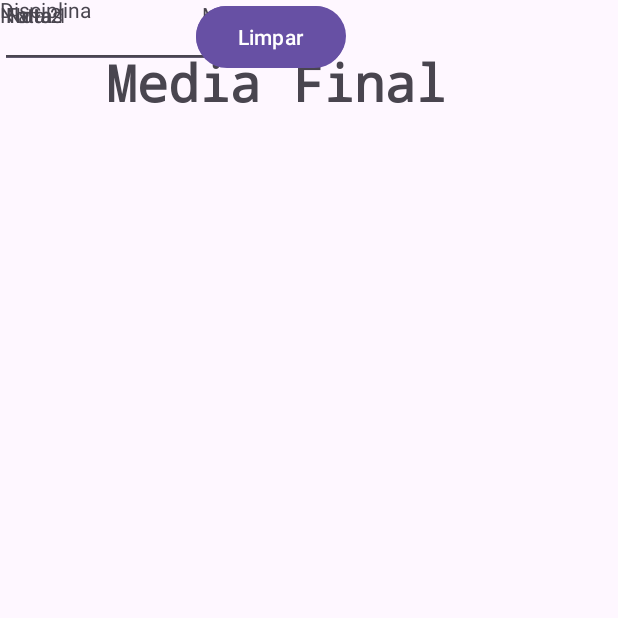
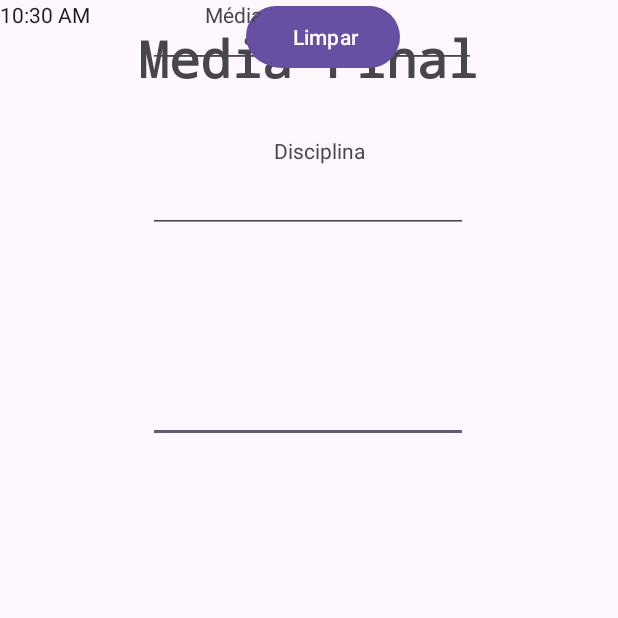
Before and after one commit to gabriellsantos485/Programa-o-Mobile, an Android app: the screen it shows after launch (MainActivity), on a phone screen of 412 x 824 dp, the top half of it. Run offline under Robolectric (Android 15) with nearby library versions, the phone set to English and light mode, and no system bars.

Commit message:
Atualização 13/03/2025

```diff
--- a/Appmediafinal/app/src/main/java/com/example/appmediafinal/MainActivity.java
+++ b/Appmediafinal/app/src/main/java/com/example/appmediafinal/MainActivity.java
@@ -15,6 +15,11 @@ public class MainActivity extends AppCompatActivity {
         super.onCreate(savedInstanceState);
         EdgeToEdge.enable(this);
         setContentView(R.layout.activity_main);
+
+
+
+
+
         ViewCompat.setOnApplyWindowInsetsListener(findViewById(R.id.main), (v, insets) -> {
             Insets systemBars = insets.getInsets(WindowInsetsCompat.Type.systemBars());
             v.setPadding(systemBars.left, systemBars.top, systemBars.right, systemBars.bottom);
--- a/Appmediafinal/app/src/main/res/layout/activity_main.xml
+++ b/Appmediafinal/app/src/main/res/layout/activity_main.xml
@@ -11,12 +11,15 @@
         android:id="@+id/nota1Campo"
         android:layout_width="wrap_content"
         android:layout_height="wrap_content"
+        android:layout_marginTop="140dp"
         android:autoText="true"
         android:contextClickable="false"
         android:ems="10"
         android:inputType="text"
-        tools:layout_editor_absoluteX="16dp"
-        tools:layout_editor_absoluteY="246dp" />
+        app:layout_constraintEnd_toEndOf="parent"
+        app:layout_constraintHorizontal_bias="0.497"
+        app:layout_constraintStart_toStartOf="parent"
+        app:layout_constraintTop_toTopOf="@+id/nota1Campo" />
 
     <EditText
         android:id="@+id/nota1Campo"
@@ -26,8 +29,10 @@
         android:contextClickable="false"
         android:ems="10"
         android:inputType="text"
-        tools:layout_editor_absoluteX="15dp"
-        tools:layout_editor_absoluteY="328dp" />
+        app:layout_constraintEnd_toEndOf="parent"
+        app:layout_constraintHorizontal_bias="0.497"
+        app:layout_constraintStart_toStartOf="parent"
+        tools:layout_editor_absoluteY="353dp" />
 
     <EditText
         android:id="@+id/nota1Campo"
@@ -37,21 +42,23 @@
         android:contextClickable="false"
         android:ems="10"
         android:inputType="text"
-        tools:layout_editor_absoluteX="15dp"
-        tools:layout_editor_absoluteY="418dp" />
+        app:layout_constraintEnd_toEndOf="parent"
+        app:layout_constraintHorizontal_bias="0.522"
+        app:layout_constraintStart_toStartOf="parent"
+        tools:layout_editor_absoluteY="445dp" />
 
     <TextView
         android:id="@+id/mediaFinal"
         android:layout_width="wrap_content"
         android:layout_height="wrap_content"
-        android:layout_marginTop="32dp"
+        android:layout_marginTop="16dp"
         android:fontFamily="monospace"
         android:text="Media Final"
         android:textColorLink="#783C3C"
         android:textSize="34sp"
         android:textStyle="bold"
         app:layout_constraintEnd_toEndOf="parent"
-        app:layout_constraintHorizontal_bias="0.382"
+        app:layout_constraintHorizontal_bias="0.497"
         app:layout_constraintStart_toStartOf="parent"
         app:layout_constraintTop_toTopOf="parent" />
 
@@ -59,19 +66,23 @@
         android:id="@+id/disciplna"
         android:layout_width="61dp"
         android:layout_height="16dp"
+        android:layout_marginTop="78dp"
         android:text="Disciplina"
         android:textIsSelectable="true"
-        tools:layout_editor_absoluteX="16dp"
-        tools:layout_editor_absoluteY="133dp" />
+        app:layout_constraintEnd_toEndOf="parent"
+        app:layout_constraintHorizontal_bias="0.52"
+        app:layout_constraintStart_toStartOf="parent"
+        app:layout_constraintTop_toTopOf="@+id/mediaFinal" />
 
     <TextView
         android:id="@+id/textView3"
         android:layout_width="wrap_content"
         android:layout_height="wrap_content"
-        android:layout_marginStart="4dp"
         android:text="Nota 1"
-        app:layout_constraintStart_toStartOf="@+id/nota1Campo"
-        tools:layout_editor_absoluteY="218dp" />
+        app:layout_constraintEnd_toEndOf="parent"
+        app:layout_constraintHorizontal_bias="0.542"
+        app:layout_constraintStart_toStartOf="parent"
+        tools:layout_editor_absoluteY="199dp" />
 
     <EditText
         android:id="@+id/nota1Campo"
@@ -81,34 +92,38 @@
         android:contextClickable="false"
         android:ems="10"
         android:inputType="text"
-        app:layout_constraintStart_toStartOf="@+id/disciplna"
-        tools:layout_editor_absoluteY="158dp" />
+        app:layout_constraintEnd_toEndOf="parent"
+        app:layout_constraintHorizontal_bias="0.497"
+        app:layout_constraintStart_toStartOf="parent"
+        app:layout_constraintTop_toBottomOf="@+id/disciplna" />
 
     <TextView
         android:id="@+id/textView3"
         android:layout_width="43dp"
         android:layout_height="17dp"
         android:text="Nota 2"
-        tools:layout_editor_absoluteX="16dp"
-        tools:layout_editor_absoluteY="302dp" />
+        app:layout_constraintEnd_toEndOf="parent"
+        app:layout_constraintHorizontal_bias="0.543"
+        app:layout_constraintStart_toStartOf="parent"
+        tools:layout_editor_absoluteY="336dp" />
 
     <TextView
         android:id="@+id/textView3"
         android:layout_width="48dp"
         android:layout_height="16dp"
-        android:layout_marginStart="4dp"
         android:text="Faltas"
-        app:layout_constraintStart_toStartOf="@+id/nota1Campo"
-        tools:layout_editor_absoluteY="392dp" />
+        app:layout_constraintEnd_toEndOf="parent"
+        app:layout_constraintStart_toStartOf="parent"
+        tools:layout_editor_absoluteY="412dp" />
 
     <Button
         android:id="@+id/button"
         android:layout_width="wrap_content"
         android:layout_height="wrap_content"
-        android:layout_marginStart="60dp"
+        android:layout_marginStart="72dp"
         android:text="Calcular"
         app:layout_constraintStart_toStartOf="@+id/mediaFinal"
-        tools:layout_editor_absoluteY="484dp" />
+        tools:layout_editor_absoluteY="511dp" />
 
     <TextView
         android:id="@+id/textView4"
@@ -116,8 +131,10 @@
         android:layout_height="wrap_content"
         android:layout_marginStart="4dp"
         android:text="Média"
-        app:layout_constraintStart_toStartOf="@+id/button"
-        tools:layout_editor_absoluteY="626dp" />
+        app:layout_constraintEnd_toEndOf="parent"
+        app:layout_constraintHorizontal_bias="0.358"
+        app:layout_constraintStart_toStartOf="parent"
+        tools:layout_editor_absoluteY="668dp" />
 
     <Button
         android:id="@+id/button"
@@ -125,7 +142,13 @@
         android:layout_height="49dp"
         android:layout_marginStart="60dp"
         android:text="Limpar"
-        app:layout_constraintStart_toStartOf="@+id/mediaFinal"
-        tools:layout_editor_absoluteY="544dp" />
+        app:layout_constraintEnd_toEndOf="parent"
+        app:layout_constraintHorizontal_bias="0.424"
+        app:layout_constraintStart_toStartOf="parent"
+        tools:layout_editor_absoluteY="583dp" />
+
+    <TextClock
+    android:layout_width="99dp"
+    android:layout_height="49dp"/>
 
 </androidx.constraintlayout.widget.ConstraintLayout>
```
